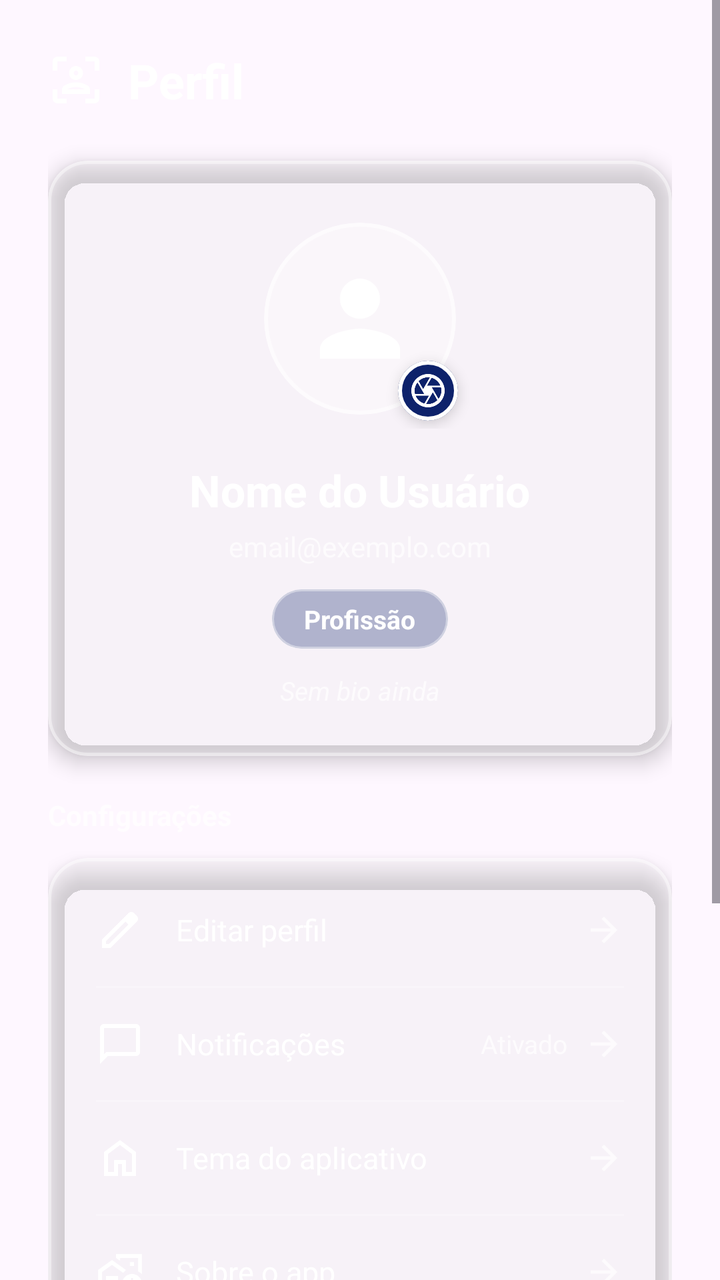
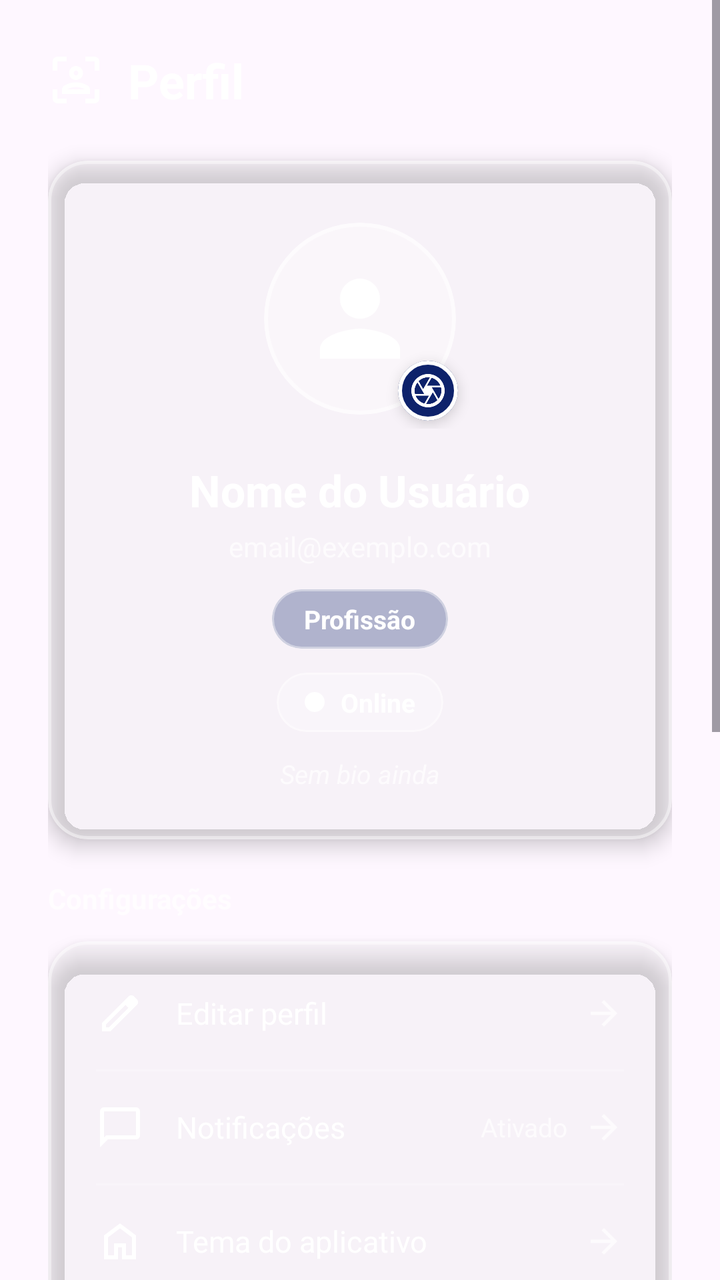

Compare the two renders of this Android layout. The source of the first and the diff that turns it into the second are given below.
<!-- AndroidManifest.xml: application theme Theme.PlataformaRemota -->
<!-- res/layout/fragment_profile.xml -->
<?xml version="1.0" encoding="utf-8"?>
<ScrollView xmlns:android="http://schemas.android.com/apk/res/android"
    xmlns:app="http://schemas.android.com/apk/res-auto"
    android:layout_width="match_parent"
    android:layout_height="match_parent"
    android:fillViewport="true">

    <LinearLayout
        android:layout_width="match_parent"
        android:layout_height="wrap_content"
        android:orientation="vertical"
        android:padding="24dp">

        
        <LinearLayout
            android:layout_width="match_parent"
            android:layout_height="wrap_content"
            android:gravity="center_vertical"
            android:orientation="horizontal"
            android:layout_marginBottom="24dp">

            <ImageView
                android:layout_width="28dp"
                android:layout_height="28dp"
                android:layout_marginEnd="12dp"
                android:src="@drawable/ic_profile"
                app:tint="@color/white" />

            <TextView
                android:layout_width="0dp"
                android:layout_height="wrap_content"
                android:layout_weight="1"
                android:text="Perfil"
                android:textColor="@color/white"
                android:textSize="24sp"
                android:textStyle="bold" />
        </LinearLayout>

        
        <com.google.android.material.card.MaterialCardView
            android:layout_width="match_parent"
            android:layout_height="wrap_content"
            android:layout_marginBottom="20dp"
            app:cardBackgroundColor="#33FFFFFF"
            app:cardCornerRadius="20dp"
            app:cardElevation="6dp"
            app:strokeWidth="1.5dp"
            app:strokeColor="#66FFFFFF">

            <LinearLayout
                android:layout_width="match_parent"
                android:layout_height="wrap_content"
                android:gravity="center_horizontal"
                android:orientation="vertical"
                android:padding="24dp">

                <FrameLayout
                    android:layout_width="110dp"
                    android:layout_height="110dp"
                    android:layout_marginBottom="16dp">

                    <com.google.android.material.card.MaterialCardView
                        android:id="@+id/cardAvatarPerfil"
                        android:layout_width="96dp"
                        android:layout_height="96dp"
                        android:layout_gravity="center"
                        android:clickable="true"
                        android:focusable="true"
                        app:cardBackgroundColor="#4DFFFFFF"
                        app:cardCornerRadius="48dp"
                        app:cardElevation="0dp"
                        app:strokeWidth="2dp"
                        app:strokeColor="#99FFFFFF">

                        <ImageView
                            android:id="@+id/imgFotoPerfil"
                            android:layout_width="match_parent"
                            android:layout_height="match_parent"
                            android:padding="18dp"
                            android:scaleType="fitCenter"
                            android:src="@drawable/ic_person"
                            app:tint="@color/white" />
                    </com.google.android.material.card.MaterialCardView>

                    <com.google.android.material.card.MaterialCardView
                        android:layout_width="30dp"
                        android:layout_height="30dp"
                        android:layout_gravity="bottom|end"
                        android:layout_marginEnd="6dp"
                        android:layout_marginBottom="4dp"
                        app:cardBackgroundColor="#0D226B"
                        app:cardCornerRadius="15dp"
                        app:cardElevation="4dp"
                        app:strokeWidth="2dp"
                        app:strokeColor="#FFFFFF">

                        <ImageView
                            android:layout_width="match_parent"
                            android:layout_height="match_parent"
                            android:padding="5dp"
                            android:src="@drawable/ic_camera"
                            app:tint="#FFFFFF" />
                    </com.google.android.material.card.MaterialCardView>
                </FrameLayout>

                <TextView
                    android:id="@+id/txtNomePerfil"
                    android:layout_width="wrap_content"
                    android:layout_height="wrap_content"
                    android:text="Nome do Usuário"
                    android:textColor="@color/white"
                    android:textSize="22sp"
                    android:textStyle="bold" />

                <TextView
                    android:id="@+id/txtEmailPerfil"
                    android:layout_width="wrap_content"
                    android:layout_height="wrap_content"
                    android:layout_marginTop="4dp"
                    android:text="email@exemplo.com"
                    android:textColor="#B3FFFFFF"
                    android:textSize="14sp" />

                <com.google.android.material.card.MaterialCardView
                    android:layout_width="wrap_content"
                    android:layout_height="wrap_content"
                    android:layout_marginTop="12dp"
                    app:cardBackgroundColor="#4D0D226B"
                    app:cardCornerRadius="20dp"
                    app:cardElevation="0dp"
                    app:strokeWidth="1dp"
                    app:strokeColor="#66FFFFFF">

                    <TextView
                        android:id="@+id/txtProfissaoPerfil"
                        android:layout_width="wrap_content"
                        android:layout_height="wrap_content"
                        android:paddingHorizontal="16dp"
                        android:paddingVertical="6dp"
                        android:text="Profissão"
                        android:textColor="@color/white"
                        android:textSize="13sp"
                        android:textStyle="bold" />
                </com.google.android.material.card.MaterialCardView>

                <TextView
                    android:id="@+id/txtBioPerfil"
                    android:layout_width="match_parent"
                    android:layout_height="wrap_content"
                    android:layout_marginTop="12dp"
                    android:paddingHorizontal="16dp"
                    android:text="Sem bio ainda"
                    android:textAlignment="center"
                    android:textColor="#B3FFFFFF"
                    android:textSize="13sp"
                    android:textStyle="italic" />
            </LinearLayout>
        </com.google.android.material.card.MaterialCardView>

        
        <TextView
            android:layout_width="wrap_content"
            android:layout_height="wrap_content"
            android:layout_marginBottom="12dp"
            android:text="Configurações"
            android:textColor="#B3FFFFFF"
            android:textSize="14sp"
            android:textStyle="bold" />

        <com.google.android.material.card.MaterialCardView
            android:layout_width="match_parent"
            android:layout_height="wrap_content"
            android:layout_marginBottom="20dp"
            app:cardBackgroundColor="#33FFFFFF"
            app:cardCornerRadius="20dp"
            app:cardElevation="6dp"
            app:strokeWidth="1.5dp"
            app:strokeColor="#66FFFFFF">

            <LinearLayout
                android:layout_width="match_parent"
                android:layout_height="wrap_content"
                android:orientation="vertical"
                android:padding="8dp">

                
                <LinearLayout
                    android:id="@+id/opcaoEditarPerfil"
                    android:layout_width="match_parent"
                    android:layout_height="wrap_content"
                    android:background="?attr/selectableItemBackground"
                    android:clickable="true"
                    android:focusable="true"
                    android:gravity="center_vertical"
                    android:orientation="horizontal"
                    android:padding="16dp">

                    <ImageView
                        android:layout_width="24dp"
                        android:layout_height="24dp"
                        android:layout_marginEnd="16dp"
                        android:src="@drawable/ic_edit"
                        app:tint="@color/white" />

                    <TextView
                        android:layout_width="0dp"
                        android:layout_height="wrap_content"
                        android:layout_weight="1"
                        android:text="Editar perfil"
                        android:textColor="@color/white"
                        android:textSize="15sp" />

                    <ImageView
                        android:layout_width="20dp"
                        android:layout_height="20dp"
                        android:src="@drawable/ic_arrow_back"
                        android:rotation="180"
                        app:tint="#B3FFFFFF" />
                </LinearLayout>

                <View
                    android:layout_width="match_parent"
                    android:layout_height="1dp"
                    android:layout_marginHorizontal="16dp"
                    android:background="#33FFFFFF" />

                
                <LinearLayout
                    android:id="@+id/opcaoNotificacoes"
                    android:layout_width="match_parent"
                    android:layout_height="wrap_content"
                    android:background="?attr/selectableItemBackground"
                    android:clickable="true"
                    android:focusable="true"
                    android:gravity="center_vertical"
                    android:orientation="horizontal"
                    android:padding="16dp">

                    <ImageView
                        android:layout_width="24dp"
                        android:layout_height="24dp"
                        android:layout_marginEnd="16dp"
                        android:src="@drawable/ic_message"
                        app:tint="@color/white" />

                    <TextView
                        android:layout_width="0dp"
                        android:layout_height="wrap_content"
                        android:layout_weight="1"
                        android:text="Notificações"
                        android:textColor="@color/white"
                        android:textSize="15sp" />

                    <TextView
                        android:id="@+id/txtStatusNotificacoes"
                        android:layout_width="wrap_content"
                        android:layout_height="wrap_content"
                        android:layout_marginEnd="8dp"
                        android:text="Ativado"
                        android:textColor="#B3FFFFFF"
                        android:textSize="13sp" />

                    <ImageView
                        android:layout_width="20dp"
                        android:layout_height="20dp"
                        android:src="@drawable/ic_arrow_back"
                        android:rotation="180"
                        app:tint="#B3FFFFFF" />
                </LinearLayout>

                <View
                    android:layout_width="match_parent"
                    android:layout_height="1dp"
                    android:layout_marginHorizontal="16dp"
                    android:background="#33FFFFFF" />

                
                <LinearLayout
                    android:id="@+id/opcaoTema"
                    android:layout_width="match_parent"
                    android:layout_height="wrap_content"
                    android:background="?attr/selectableItemBackground"
                    android:clickable="true"
                    android:focusable="true"
                    android:gravity="center_vertical"
                    android:orientation="horizontal"
                    android:padding="16dp">

                    <ImageView
                        android:layout_width="24dp"
                        android:layout_height="24dp"
                        android:layout_marginEnd="16dp"
                        android:src="@drawable/ic_home"
                        app:tint="@color/white" />

                    <TextView
                        android:layout_width="0dp"
                        android:layout_height="wrap_content"
                        android:layout_weight="1"
                        android:text="Tema do aplicativo"
                        android:textColor="@color/white"
                        android:textSize="15sp" />

                    <ImageView
                        android:layout_width="20dp"
                        android:layout_height="20dp"
                        android:src="@drawable/ic_arrow_back"
                        android:rotation="180"
                        app:tint="#B3FFFFFF" />
                </LinearLayout>

                <View
                    android:layout_width="match_parent"
                    android:layout_height="1dp"
                    android:layout_marginHorizontal="16dp"
                    android:background="#33FFFFFF" />

                
                <LinearLayout
                    android:id="@+id/opcaoSobre"
                    android:layout_width="match_parent"
                    android:layout_height="wrap_content"
                    android:background="?attr/selectableItemBackground"
                    android:clickable="true"
                    android:focusable="true"
                    android:gravity="center_vertical"
                    android:orientation="horizontal"
                    android:padding="16dp">

                    <ImageView
                        android:layout_width="24dp"
                        android:layout_height="24dp"
                        android:layout_marginEnd="16dp"
                        android:src="@drawable/ic_work_outline"
                        app:tint="@color/white" />

                    <TextView
                        android:layout_width="0dp"
                        android:layout_height="wrap_content"
                        android:layout_weight="1"
                        android:text="Sobre o app"
                        android:textColor="@color/white"
                        android:textSize="15sp" />

                    <ImageView
                        android:layout_width="20dp"
                        android:layout_height="20dp"
                        android:src="@drawable/ic_arrow_back"
                        android:rotation="180"
                        app:tint="#B3FFFFFF" />
                </LinearLayout>
            </LinearLayout>
        </com.google.android.material.card.MaterialCardView>

        
        <TextView
            android:layout_width="wrap_content"
            android:layout_height="wrap_content"
            android:layout_marginBottom="12dp"
            android:text="Conta"
            android:textColor="#B3FFFFFF"
            android:textSize="14sp"
            android:textStyle="bold" />

        <com.google.android.material.card.MaterialCardView
            android:layout_width="match_parent"
            android:layout_height="wrap_content"
            android:layout_marginBottom="16dp"
            app:cardBackgroundColor="#33FFFFFF"
            app:cardCornerRadius="20dp"
            app:cardElevation="6dp"
            app:strokeWidth="1.5dp"
            app:strokeColor="#66FFFFFF">

            <LinearLayout
                android:layout_width="match_parent"
                android:layout_height="wrap_content"
                android:orientation="vertical"
                android:padding="8dp">

                
                <LinearLayout
                    android:id="@+id/btnLogoutPerfil"
                    android:layout_width="match_parent"
                    android:layout_height="wrap_content"
                    android:background="?attr/selectableItemBackground"
                    android:clickable="true"
                    android:focusable="true"
                    android:gravity="center_vertical"
                    android:orientation="horizontal"
                    android:padding="16dp">

                    <ImageView
                        android:layout_width="22dp"
                        android:layout_height="22dp"
                        android:layout_marginEnd="16dp"
                        android:src="@drawable/ic_logout"
                        app:tint="#FFFFFF" />

                    <TextView
                        android:layout_width="0dp"
                        android:layout_height="wrap_content"
                        android:layout_weight="1"
                        android:text="Sair da conta"
                        android:textColor="@color/white"
                        android:textSize="15sp" />

                    <ImageView
                        android:layout_width="18dp"
                        android:layout_height="18dp"
                        android:src="@drawable/ic_arrow_back"
                        android:rotation="180"
                        app:tint="#80FFFFFF" />
                </LinearLayout>

                <View
                    android:layout_width="match_parent"
                    android:layout_height="1dp"
                    android:layout_marginHorizontal="16dp"
                    android:background="#33FFFFFF" />

                
                <LinearLayout
                    android:id="@+id/btnExcluirConta"
                    android:layout_width="match_parent"
                    android:layout_height="wrap_content"
                    android:background="?attr/selectableItemBackground"
                    android:clickable="true"
                    android:focusable="true"
                    android:gravity="center_vertical"
                    android:orientation="horizontal"
                    android:padding="16dp">

                    <ImageView
                        android:layout_width="22dp"
                        android:layout_height="22dp"
                        android:layout_marginEnd="16dp"
                        android:src="@drawable/ic_delete"
                        app:tint="#EF5350" />

                    <TextView
                        android:layout_width="0dp"
                        android:layout_height="wrap_content"
                        android:layout_weight="1"
                        android:text="Excluir conta"
                        android:textColor="#EF5350"
                        android:textSize="15sp"
                        android:textStyle="bold" />

                    <ImageView
                        android:layout_width="18dp"
                        android:layout_height="18dp"
                        android:src="@drawable/ic_arrow_back"
                        android:rotation="180"
                        app:tint="#80FFFFFF" />
                </LinearLayout>
            </LinearLayout>
        </com.google.android.material.card.MaterialCardView>

        <TextView
            android:layout_width="match_parent"
            android:layout_height="wrap_content"
            android:layout_marginTop="4dp"
            android:text="A exclusão de conta é permanente e não pode ser desfeita"
            android:textAlignment="center"
            android:textColor="#80FFFFFF"
            android:textSize="11sp"
            android:textStyle="italic" />

    </LinearLayout>
</ScrollView>
<!-- resources referenced by this layout -->
<resources>
  <color name="white">#FFFFFFFF</color>
  <!-- drawable ic_arrow_back (drawable) -->
  <vector xmlns:android="http://schemas.android.com/apk/res/android" android:autoMirrored="true" android:height="24dp" android:tint="#000000" android:viewportHeight="960" android:viewportWidth="960" android:width="24dp">
        
      <path android:fillColor="@android:color/white" android:pathData="M313,520L537,744L480,800L160,480L480,160L537,216L313,440L800,440L800,520L313,520Z"/>
      
  </vector>
  <!-- drawable ic_home (drawable) -->
  <vector xmlns:android="http://schemas.android.com/apk/res/android" android:height="24dp" android:tint="#000000" android:viewportHeight="960" android:viewportWidth="960" android:width="24dp">
        
      <path android:fillColor="@android:color/white" android:pathData="M240,760L360,760L360,520L600,520L600,760L720,760L720,400L480,220L240,400L240,760ZM160,840L160,360L480,120L800,360L800,840L520,840L520,600L440,600L440,840L160,840ZM480,490L480,490L480,490L480,490L480,490L480,490L480,490L480,490L480,490Z"/>
      
  </vector>
  <!-- drawable ic_logout (drawable) -->
  <vector xmlns:android="http://schemas.android.com/apk/res/android"
      android:width="24dp" android:height="24dp"
      android:viewportWidth="960" android:viewportHeight="960"
      android:tint="#000000">
      <path android:fillColor="@android:color/white"
          android:pathData="M200,840Q167,840 143.5,816.5Q120,793 120,760L120,200Q120,167 143.5,143.5Q167,120 200,120L480,120L480,200L200,200Q200,200 200,200Q200,200 200,200L200,760Q200,760 200,760Q200,760 200,760L480,760L480,840L200,840ZM640,680L584,622L703,504L360,504L360,424L703,424L584,306L640,248L840,448L640,680Z"/>
  </vector>
  <!-- drawable ic_person (drawable) -->
  <vector xmlns:android="http://schemas.android.com/apk/res/android" android:height="24dp" android:tint="#000000" android:viewportHeight="24" android:viewportWidth="24" android:width="24dp">
        
      <path android:fillColor="@android:color/white" android:pathData="M12,12c2.21,0 4,-1.79 4,-4s-1.79,-4 -4,-4 -4,1.79 -4,4 1.79,4 4,4zM12,14c-2.67,0 -8,1.34 -8,4v2h16v-2c0,-2.66 -5.33,-4 -8,-4z"/>
      
  </vector>
  <style name="Theme.PlataformaRemota" parent="Base.Theme.PlataformaRemota" />
  <style name="Base.Theme.PlataformaRemota" parent="Theme.Material3.DayNight.NoActionBar">
          <item name="android:windowAnimationStyle">@style/ActivityAnimation</item>
          <item name="android:fontFamily">sans-serif</item>
          <item name="fontFamily">sans-serif</item>
      </style>
  <style name="ActivityAnimation" parent="@android:style/Animation.Activity">
          <item name="android:activityOpenEnterAnimation">@anim/slide_in_right</item>
          <item name="android:activityOpenExitAnimation">@anim/slide_out_left</item>
          <item name="android:activityCloseEnterAnimation">@anim/slide_in_left</item>
          <item name="android:activityCloseExitAnimation">@anim/slide_out_right</item>
      </style>
  <!-- unchanged entries left out for length: 6 -->
</resources>

<!-- the commit's change to res/layout/fragment_profile.xml (unified diff, before → after) -->
@@ -143,6 +143,46 @@
                         android:textStyle="bold" />
                 </com.google.android.material.card.MaterialCardView>
 
+                
+                <com.google.android.material.card.MaterialCardView
+                    android:id="@+id/cardStatusPerfil"
+                    android:layout_width="wrap_content"
+                    android:layout_height="wrap_content"
+                    android:layout_marginTop="12dp"
+                    android:clickable="true"
+                    android:focusable="true"
+                    app:cardBackgroundColor="#33FFFFFF"
+                    app:cardCornerRadius="20dp"
+                    app:cardElevation="0dp"
+                    app:strokeWidth="1dp"
+                    app:strokeColor="#66FFFFFF">
+
+                    <LinearLayout
+                        android:layout_width="wrap_content"
+                        android:layout_height="wrap_content"
+                        android:gravity="center_vertical"
+                        android:orientation="horizontal"
+                        android:paddingHorizontal="14dp"
+                        android:paddingVertical="6dp">
+
+                        <View
+                            android:id="@+id/dotStatusPerfil"
+                            android:layout_width="10dp"
+                            android:layout_height="10dp"
+                            android:layout_marginEnd="8dp"
+                            android:background="@drawable/bg_status_dot" />
+
+                        <TextView
+                            android:id="@+id/txtStatusPerfil"
+                            android:layout_width="wrap_content"
+                            android:layout_height="wrap_content"
+                            android:text="Online"
+                            android:textColor="@color/white"
+                            android:textSize="13sp"
+                            android:textStyle="bold" />
+                    </LinearLayout>
+                </com.google.android.material.card.MaterialCardView>
+
                 <TextView
                     android:id="@+id/txtBioPerfil"
                     android:layout_width="match_parent"
@@ -183,7 +223,6 @@
                 android:orientation="vertical"
                 android:padding="8dp">
 
-                
                 <LinearLayout
                     android:id="@+id/opcaoEditarPerfil"
                     android:layout_width="match_parent"
@@ -224,7 +263,6 @@
                     android:layout_marginHorizontal="16dp"
                     android:background="#33FFFFFF" />
 
-                
                 <LinearLayout
                     android:id="@+id/opcaoNotificacoes"
                     android:layout_width="match_parent"
@@ -274,7 +312,6 @@
                     android:layout_marginHorizontal="16dp"
                     android:background="#33FFFFFF" />
 
-                
                 <LinearLayout
                     android:id="@+id/opcaoTema"
                     android:layout_width="match_parent"
@@ -315,7 +352,6 @@
                     android:layout_marginHorizontal="16dp"
                     android:background="#33FFFFFF" />
 
-                
                 <LinearLayout
                     android:id="@+id/opcaoSobre"
                     android:layout_width="match_parent"
@@ -348,6 +384,77 @@
                         android:src="@drawable/ic_arrow_back"
                         android:rotation="180"
                         app:tint="#B3FFFFFF" />
+                </LinearLayout>
+            </LinearLayout>
+        </com.google.android.material.card.MaterialCardView>
+
+        
+        <TextView
+            android:layout_width="wrap_content"
+            android:layout_height="wrap_content"
+            android:layout_marginBottom="12dp"
+            android:text="Links"
+            android:textColor="#B3FFFFFF"
+            android:textSize="14sp"
+            android:textStyle="bold" />
+
+        <com.google.android.material.card.MaterialCardView
+            android:layout_width="match_parent"
+            android:layout_height="wrap_content"
+            android:layout_marginBottom="20dp"
+            app:cardBackgroundColor="#33FFFFFF"
+            app:cardCornerRadius="20dp"
+            app:cardElevation="6dp"
+            app:strokeWidth="1.5dp"
+            app:strokeColor="#66FFFFFF">
+
+            <LinearLayout
+                android:layout_width="match_parent"
+                android:layout_height="wrap_content"
+                android:orientation="vertical"
+                android:padding="8dp">
+
+                <LinearLayout
+                    android:id="@+id/containerLinksPerfil"
+                    android:layout_width="match_parent"
+                    android:layout_height="wrap_content"
+                    android:orientation="vertical" />
+
+                <TextView
+                    android:id="@+id/txtSemLinks"
+                    android:layout_width="match_parent"
+                    android:layout_height="wrap_content"
+                    android:padding="16dp"
+                    android:text="Nenhum link adicionado ainda"
+                    android:textAlignment="center"
+                    android:textColor="#80FFFFFF"
+                    android:textSize="13sp"
+                    android:textStyle="italic" />
+
+                <LinearLayout
+                    android:id="@+id/btnAddLink"
+                    android:layout_width="match_parent"
+                    android:layout_height="wrap_content"
+                    android:background="?attr/selectableItemBackground"
+                    android:clickable="true"
+                    android:focusable="true"
+                    android:gravity="center_vertical"
+                    android:orientation="horizontal"
+                    android:padding="16dp">
+
+                    <ImageView
+                        android:layout_width="22dp"
+                        android:layout_height="22dp"
+                        android:layout_marginEnd="16dp"
+                        android:src="@drawable/ic_add"
+                        app:tint="#FFFFFF" />
+
+                    <TextView
+                        android:layout_width="wrap_content"
+                        android:layout_height="wrap_content"
+                        android:text="Adicionar link"
+                        android:textColor="@color/white"
+                        android:textSize="15sp" />
                 </LinearLayout>
             </LinearLayout>
         </com.google.android.material.card.MaterialCardView>
@@ -378,7 +485,6 @@
                 android:orientation="vertical"
                 android:padding="8dp">
 
-                
                 <LinearLayout
                     android:id="@+id/btnLogoutPerfil"
                     android:layout_width="match_parent"
@@ -419,7 +525,6 @@
                     android:layout_marginHorizontal="16dp"
                     android:background="#33FFFFFF" />
 
-                
                 <LinearLayout
                     android:id="@+id/btnExcluirConta"
                     android:layout_width="match_parent"
<!-- resource entries referenced after the edit -->
@@ -1,6 +1,19 @@
 <!-- resources referenced by this layout -->
 <resources>
   <color name="white">#FFFFFFFF</color>
+  <!-- drawable bg_status_dot (drawable) -->
+  <?xml version="1.0" encoding="utf-8"?>
+  <shape xmlns:android="http://schemas.android.com/apk/res/android"
+      android:shape="oval">
+      <solid android:color="#FFFFFF" />
+      <size android:width="12dp" android:height="12dp" />
+  </shape>
+  <!-- drawable ic_add (drawable) -->
+  <vector xmlns:android="http://schemas.android.com/apk/res/android" android:height="24dp" android:tint="#000000" android:viewportHeight="960" android:viewportWidth="960" android:width="24dp">
+        
+      <path android:fillColor="@android:color/white" android:pathData="M440,520L200,520L200,440L440,440L440,200L520,200L520,440L760,440L760,520L520,520L520,760L440,760L440,520Z"/>
+      
+  </vector>
   <!-- drawable ic_arrow_back (drawable) -->
   <vector xmlns:android="http://schemas.android.com/apk/res/android" android:autoMirrored="true" android:height="24dp" android:tint="#000000" android:viewportHeight="960" android:viewportWidth="960" android:width="24dp">
         
